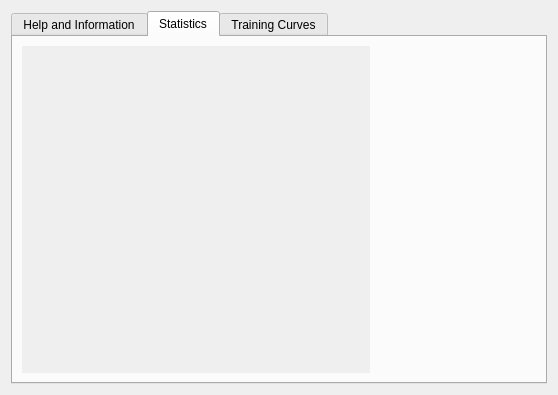
First picture: the form in MLDemos/statisticsDialog.ui, repository b4silio/MLDemos, before the edit.
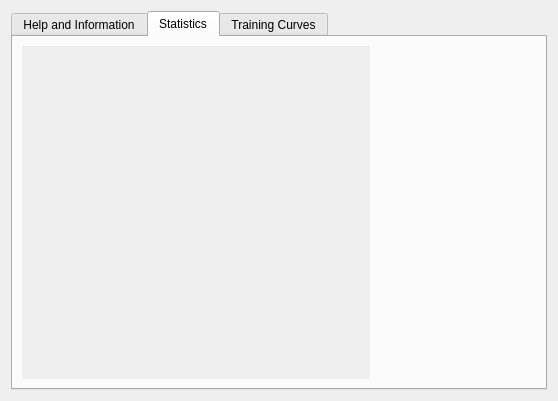
Second picture: the form after the edit.

The edit to the form file:
```diff
--- a/MLDemos/statisticsDialog.ui
+++ b/MLDemos/statisticsDialog.ui
@@ -7,7 +7,7 @@
     <x>0</x>
     <y>0</y>
     <width>558</width>
-    <height>395</height>
+    <height>401</height>
    </rect>
   </property>
   <property name="sizePolicy">
@@ -127,7 +127,7 @@
             <x>0</x>
             <y>0</y>
             <width>318</width>
-            <height>316</height>
+            <height>322</height>
            </rect>
           </property>
           <layout class="QVBoxLayout" name="verticalLayout_2">
```
Left out of the diff: 12 changed lines with no effect on the pictures.
